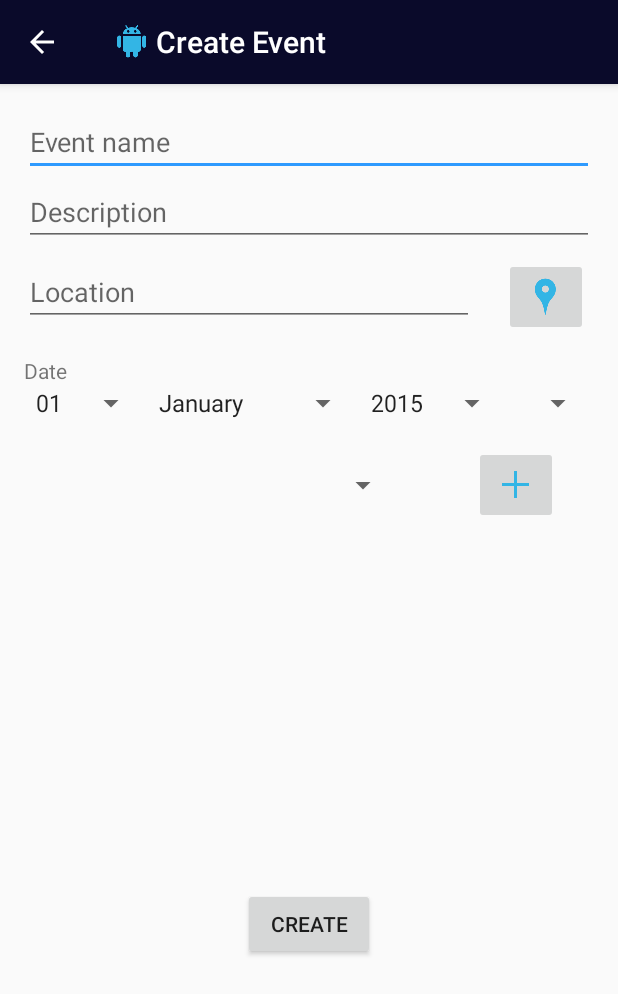
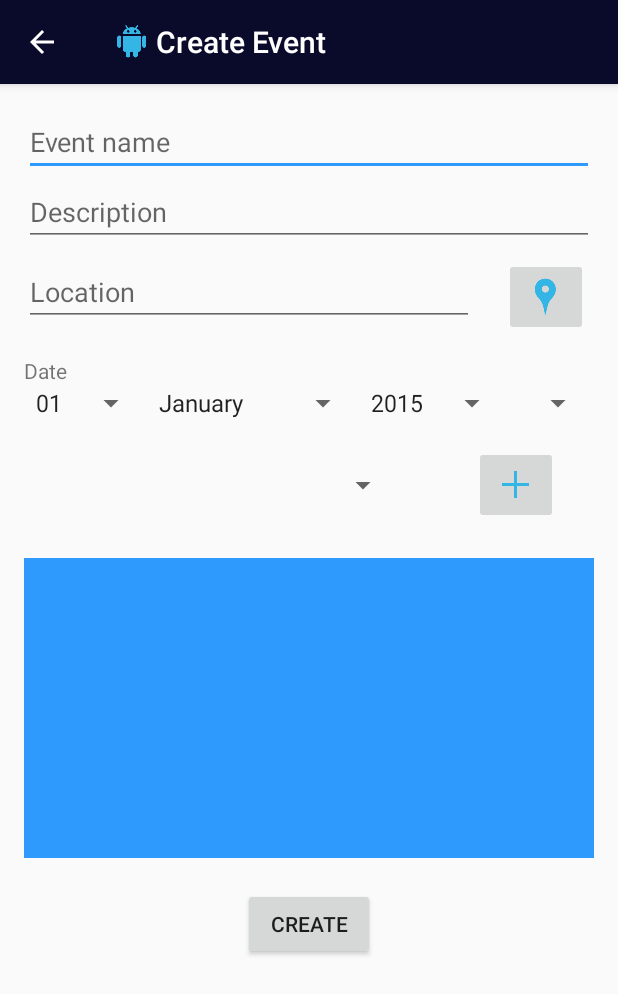
Before and after one commit to vinz10/meetyourfriends, an Android app: the CreateEvent screen opened directly, with no data from a screen before it, on a phone screen of 412 x 824 dp. Shown: the top 994 px of the screen. Run offline under Robolectric (Android 15) with nearby library versions, the phone set to English and light mode, and no system bars; 1 statement that could not run was skipped.

```diff
--- a/app/src/main/res/layout/activity_create_event.xml
+++ b/app/src/main/res/layout/activity_create_event.xml
@@ -98,14 +98,15 @@
             android:onClick="addGuest"/>
     </LinearLayout>
 
-    <ScrollView
-        android:id="@+id/CreateListGuest"
+    <ListView
+        android:id="@+id/listGuest"
         android:layout_width="match_parent"
         android:layout_height="200dp"
+        android:background="@color/colorAccent"
         android:layout_marginTop="300dp">
 
         <!-- Add List of Guest with Button for delete -->
-    </ScrollView>
+    </ListView>
 
     <LinearLayout
         android:layout_width="match_parent"
--- a/app/src/main/res/values/colors.xml
+++ b/app/src/main/res/values/colors.xml
@@ -4,10 +4,3 @@
     <color name="colorPrimaryDark">#190707</color>
     <color name="colorAccent">#2E9AFE</color>
 </resources>
-
-
-<!--
-<color name="colorPrimary">#3F51B5</color>
-<color name="colorPrimaryDark">#303F9F</color>
-<color name="colorAccent">#FF4081</color>
--->
```
Also changed, not shown: app/src/main/java/com/example/vincent/meetyourfriends/CreateEvent.java (+84 -9 lines).
